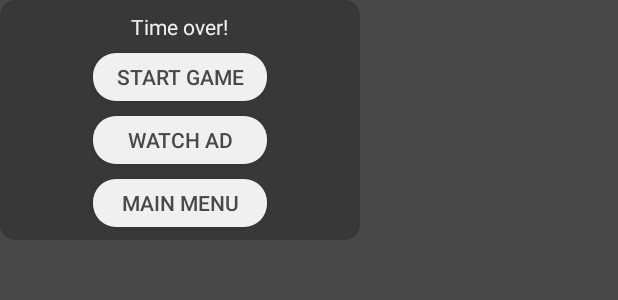
After one commit to realdnchka/numberapp, an Android app: the layout time_over_popup.xml on its own in the app's theme, with its tools: preview values and no code run, on a phone screen of 412 x 824 dp. The commit adds this screen. Shown: the top 300 px of the screen. Run offline under Robolectric (Android 15) with nearby library versions, the phone set to English and light mode, and no system bars.

Commit message:
create endgame popup

```diff
--- /dev/null
+++ b/app/src/main/res/drawable/popup_bg.xml
@@ -0,0 +1,11 @@
+<?xml version="1.0" encoding="utf-8"?>
+<layer-list xmlns:android="http://schemas.android.com/apk/res/android">
+    <item>
+        <shape android:shape="rectangle">
+            <corners android:radius="10dp"/>
+            <size android:width="240dp"
+                android:height="160dp"/>
+            <solid android:color="@color/btn_pressed"/>
+        </shape>
+    </item>
+</layer-list>
--- /dev/null
+++ b/app/src/main/res/layout/time_over_popup.xml
@@ -0,0 +1,35 @@
+<?xml version="1.0" encoding="utf-8"?>
+<LinearLayout xmlns:android="http://schemas.android.com/apk/res/android"
+    android:id="@+id/popup_layout"
+    android:layout_width="240dp"
+    android:layout_height="160dp"
+    android:gravity="center"
+    android:orientation="vertical"
+    android:background="@drawable/popup_bg">
+
+    <TextView
+        android:layout_width="wrap_content"
+        android:layout_height="wrap_content"
+        android:text="@string/time_over"
+        android:textColor="@color/cream_white"/>
+    <Button
+        android:id="@+id/popup_start_game"
+        style="@style/MenuButton"
+        android:layout_marginTop="8dp"
+        android:background="@drawable/menu_button"
+        android:text="@string/start_game" />
+
+    <Button
+        android:id="@+id/popup_watch_ad"
+        style="@style/MenuButton"
+        android:layout_marginTop="10dp"
+        android:background="@drawable/menu_button"
+        android:text="@string/watch_ad" />
+
+    <Button
+        android:id="@+id/popup_main_menu"
+        style="@style/MenuButton"
+        android:layout_marginTop="10dp"
+        android:background="@drawable/menu_button"
+        android:text="@string/main_menu" />
+</LinearLayout>
--- a/app/src/main/res/values/strings.xml
+++ b/app/src/main/res/values/strings.xml
@@ -5,4 +5,7 @@
     <string name="leaderboard">LEADERBOARD</string>
     <string name="settings">SETTINGS</string>
     <string name="profile">PROFILE</string>
+    <string name="watch_ad">WATCH AD</string>
+    <string name="time_over">Time over!</string>
+    <string name="main_menu">MAIN MENU</string>
 </resources>
```
Also changed, not shown: app/src/main/java/com/realdnchka/numberapp/GameActivity.kt (+96 -152 lines), app/src/main/java/com/realdnchka/numberapp/MainActivity.kt (+5 -4 lines), app/src/main/res/layout/activity_game.xml (+2 -10 lines).
